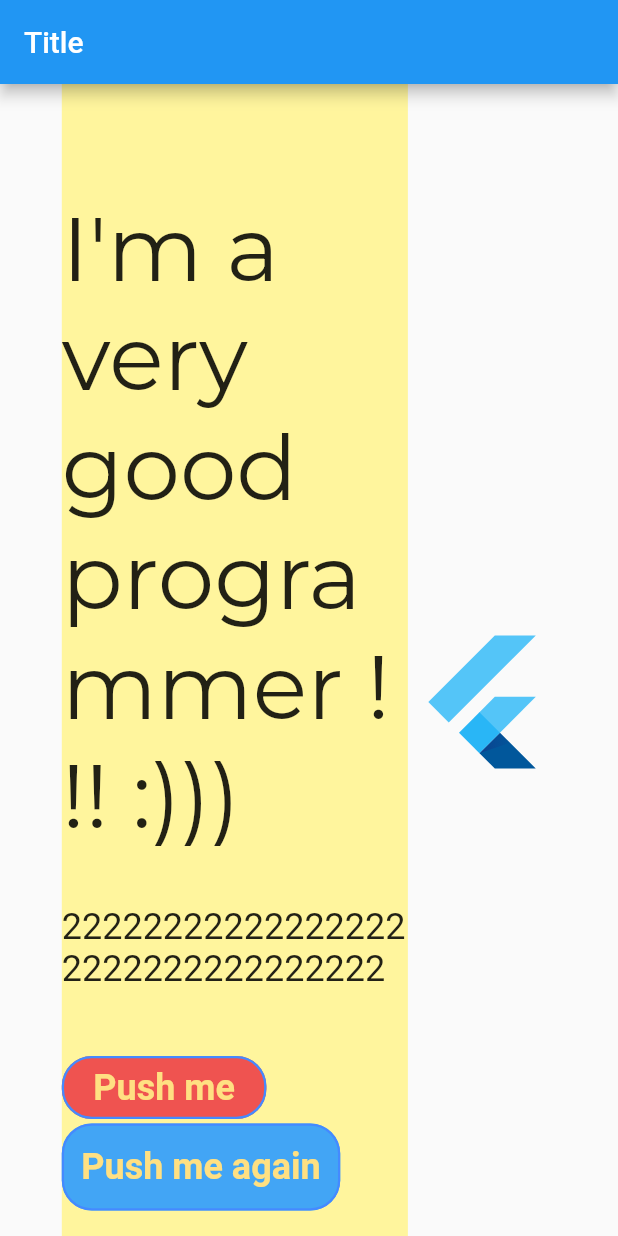
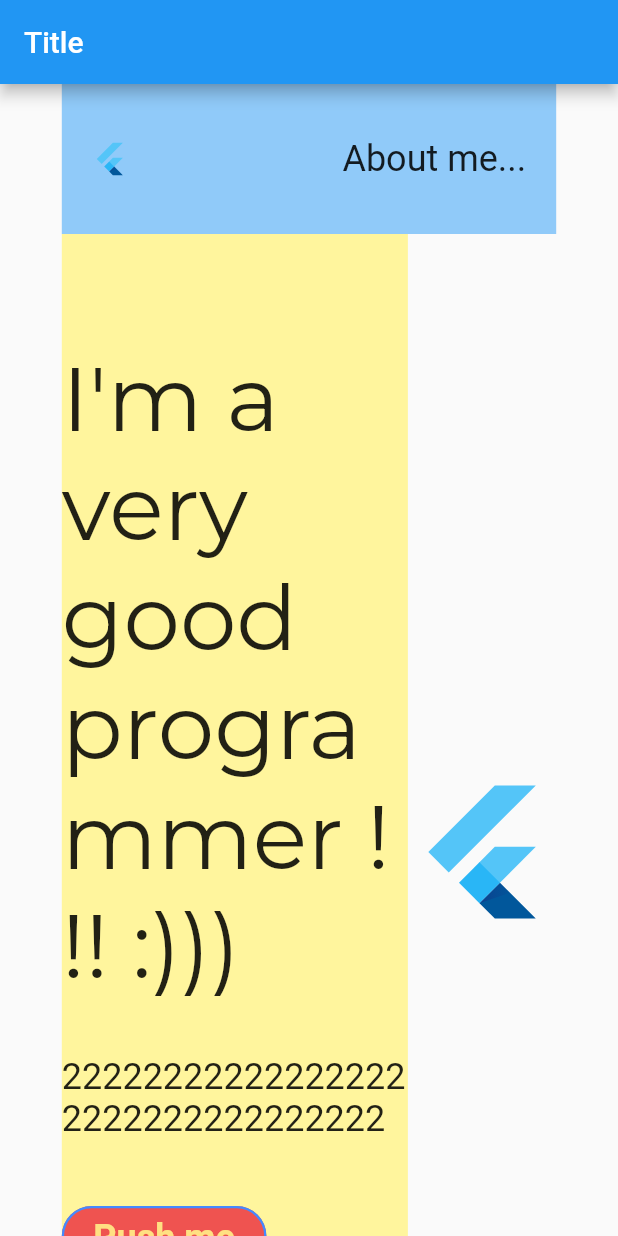
Before and after one commit to rubydenial/flutter_web, a Flutter app: the screen it shows after launch, on a phone screen of 412 x 824 dp. Run offline on Flutter 3.47's test engine with Material 2 defaults, Android fonts, the phone set to English and light mode, and no system bars; our stand-ins replace google_fonts, responsive_builder.

```diff
--- a/lib/main.dart
+++ b/lib/main.dart
@@ -1,5 +1,6 @@
 import 'package:flutter/material.dart';
 import 'package:flutter_web/header/header_v.dart';
+import 'package:flutter_web/navigation_bar/navigation_bar.dart';
 
 void main() {
   runApp(const MyApp());
@@ -36,6 +37,7 @@ class AppView extends StatelessWidget {
           padding: EdgeInsets.symmetric(horizontal: s.width * 0.1),
           child: Column(
             children: <Widget>[
+              const NavigationBarV(),
               HeaderV(s: s),
             ],
           ),
--- a/lib/navigation_bar/navigation_bar.dart
+++ b/lib/navigation_bar/navigation_bar.dart
@@ -1,10 +1,29 @@
 import 'package:flutter/material.dart';
+import 'package:responsive_builder/responsive_builder.dart';
 
 class NavigationBarV extends StatelessWidget {
   const NavigationBarV({Key? key}) : super(key: key);
 
   @override
   Widget build(BuildContext context) {
-    return Container();
+    return ResponsiveBuilder(builder: (ctx, sz) {
+      return Container(
+        height: 100,
+        width: 1507,
+        color: Colors.blue[200],
+        padding: const EdgeInsets.symmetric(horizontal: 20.0),
+        child: Row(
+          children: [
+            const FlutterLogo(),
+            const Spacer(),
+            InkWell(
+              mouseCursor: MaterialStateMouseCursor.clickable,
+              onTap: () {},
+              child: const Text('About me...', style: TextStyle(fontSize: 24)),
+            ),
+          ],
+        ),
+      );
+    });
   }
 }
```
